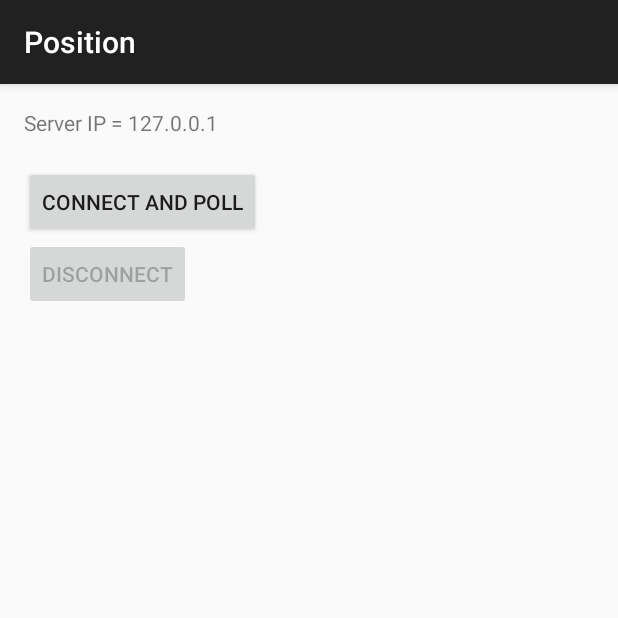
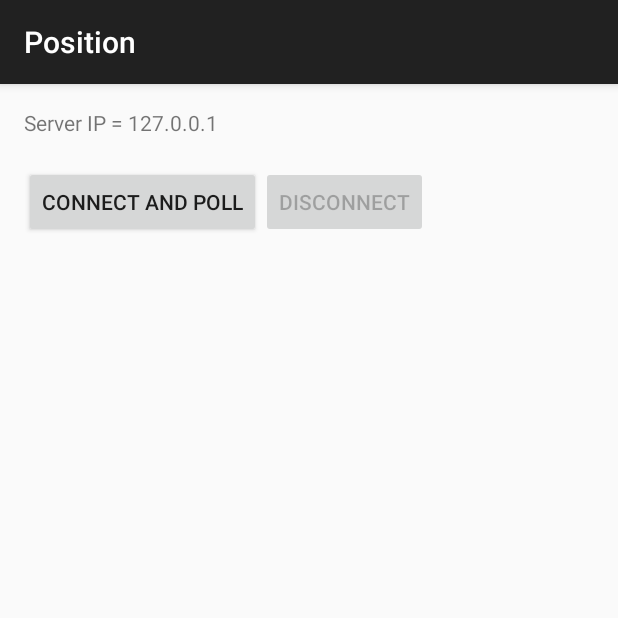
Before and after one commit to deVinnnie/EE5_Location_Aware, an Android app: the ConnectionActivity screen opened directly, with no data from a screen before it, on a phone screen of 412 x 824 dp, the top half of it. Run offline under Robolectric (Android 15) with nearby library versions, the phone set to English and light mode, and no system bars.

Commit message:
Change Connection UI
Move buttons side by side.

```diff
--- a/app/src/main/res/layout/activity_connection.xml
+++ b/app/src/main/res/layout/activity_connection.xml
@@ -15,6 +15,11 @@
         android:layout_height="wrap_content"
         android:id="@+id/txtPosition"/>
 
+    <LinearLayout
+        android:layout_width="match_parent"
+        android:layout_height="wrap_content"
+        android:orientation="horizontal">
+
         <Button
             android:layout_width="wrap_content"
             android:layout_height="wrap_content"
@@ -26,6 +31,7 @@
             android:layout_height="wrap_content"
             android:text="Disconnect"
             android:id="@+id/buttonDisconnect"/>
+    </LinearLayout>
 
     <ListView
         android:textColor="#000"
```
Lines whose indentation alone changed are shown as unchanged.
